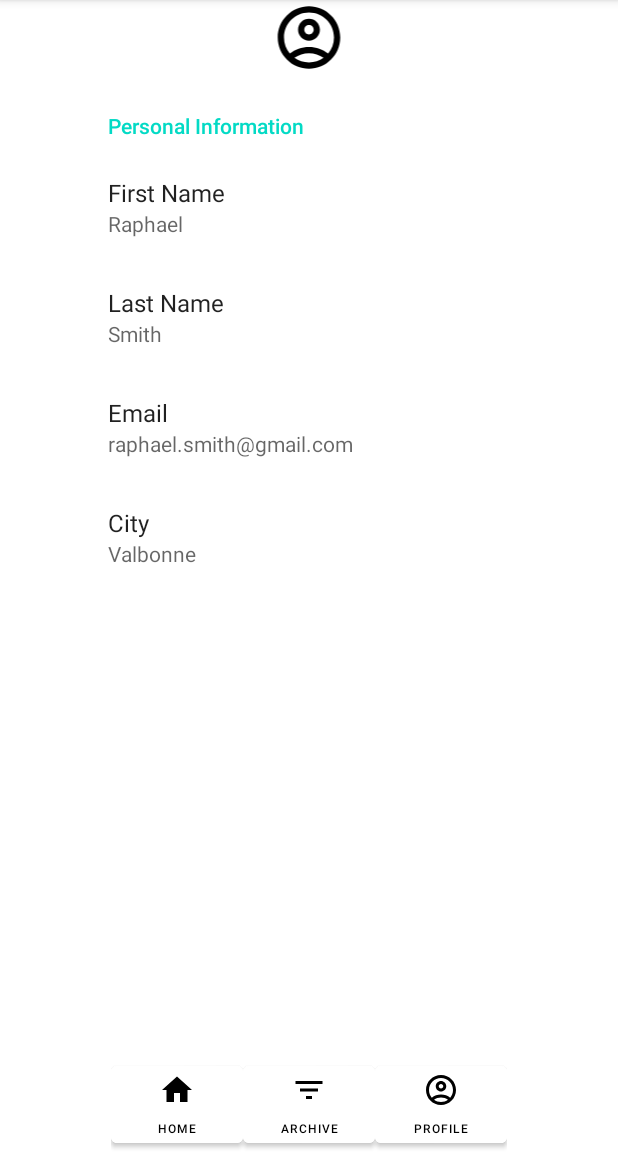
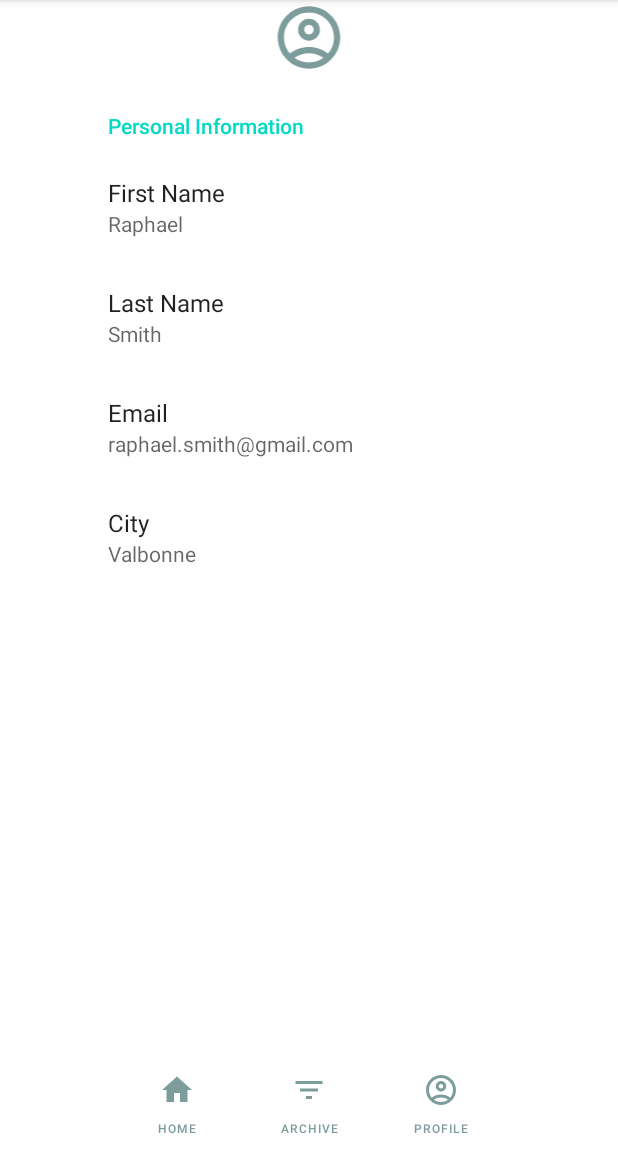
Before and after one commit to neoteristis/si3-ihm-cabum, an Android app: the ProfileFragment screen opened directly, with no data from a screen before it, on a phone screen of 412 x 824 dp, the part 84-1236 px from its top. Run offline under Robolectric (Android 15) with nearby library versions, the phone set to English and light mode, and no system bars; our stand-ins replace androidx.preference; 2 statements that could not run were skipped.

Commit message:
working navbar (without animation)

```diff
--- a/app/src/main/res/drawable/ic_archive_black.xml
+++ b/app/src/main/res/drawable/ic_archive_black.xml
@@ -4,6 +4,6 @@
     android:viewportWidth="24.0"
     android:viewportHeight="24.0">
   <path
-      android:fillColor="@color/black"
+      android:fillColor="#7D9D9C"
       android:pathData="M10,18h4v-2h-4v2zM3,6v2h18L21,6L3,6zM6,13h12v-2L6,11v2z"/>
 </vector>
--- a/app/src/main/res/drawable/ic_home_black_24dp.xml
+++ b/app/src/main/res/drawable/ic_home_black_24dp.xml
@@ -4,6 +4,6 @@
     android:viewportWidth="24.0"
     android:viewportHeight="24.0">
     <path
-        android:fillColor="#FF000000"
+        android:fillColor="#7D9D9C"
         android:pathData="M10,20v-6h4v6h5v-8h3L12,3 2,12h3v8z" />
 </vector>
--- a/app/src/main/res/drawable/ic_profile_black.xml
+++ b/app/src/main/res/drawable/ic_profile_black.xml
@@ -4,9 +4,9 @@
     android:viewportWidth="24.0"
     android:viewportHeight="24.0">
   <path
-      android:fillColor="@android:color/black"
+      android:fillColor="#7D9D9C"
       android:pathData="M12,2C6.48,2 2,6.48 2,12s4.48,10 10,10s10,-4.48 10,-10S17.52,2 12,2zM7.35,18.5C8.66,17.56 10.26,17 12,17s3.34,0.56 4.65,1.5C15.34,19.44 13.74,20 12,20S8.66,19.44 7.35,18.5zM18.14,17.12L18.14,17.12C16.45,15.8 14.32,15 12,15s-4.45,0.8 -6.14,2.12l0,0C4.7,15.73 4,13.95 4,12c0,-4.42 3.58,-8 8,-8s8,3.58 8,8C20,13.95 19.3,15.73 18.14,17.12z"/>
   <path
-      android:fillColor="@android:color/black"
+      android:fillColor="#7D9D9C"
       android:pathData="M12,6c-1.93,0 -3.5,1.57 -3.5,3.5S10.07,13 12,13s3.5,-1.57 3.5,-3.5S13.93,6 12,6zM12,11c-0.83,0 -1.5,-0.67 -1.5,-1.5S11.17,8 12,8s1.5,0.67 1.5,1.5S12.83,11 12,11z"/>
 </vector>
--- a/app/src/main/res/layout/fragment_navbar.xml
+++ b/app/src/main/res/layout/fragment_navbar.xml
@@ -16,12 +16,12 @@
             android:id="@+id/navigation_archive"
             android:layout_width="wrap_content"
             android:layout_height="wrap_content"
+            android:background="@android:color/transparent"
             android:drawableTop="@drawable/ic_archive_black"
             android:text="@string/title_archive"
             android:title="@string/title_archive"
             android:textSize="8sp"
-            android:backgroundTint="@color/white"
-            android:textColor="@color/black"
+            android:textColor="#7D9D9C"
             app:layout_constraintLeft_toLeftOf="@id/navbar"
             app:layout_constraintRight_toRightOf="@id/navbar"
             app:layout_constraintTop_toTopOf="@id/navbar" />
@@ -30,12 +30,12 @@
             android:layout_width="wrap_content"
             android:layout_height="wrap_content"
             android:id="@+id/navigation_home"
+            android:background="@android:color/transparent"
             android:drawableTop="@drawable/ic_home_black_24dp"
             android:title="@string/title_home"
             android:text="@string/title_home"
             android:textSize="8sp"
-            android:backgroundTint="@color/white"
-            android:textColor="@color/black"
+            android:textColor="#7D9D9C"
             app:layout_constraintLeft_toLeftOf="@id/navbar"
             app:layout_constraintTop_toTopOf="@id/navbar"
             app:layout_constraintRight_toLeftOf="@id/navigation_archive"
@@ -47,12 +47,12 @@
             android:layout_width="wrap_content"
             android:layout_height="wrap_content"
             android:id="@+id/navigation_profile"
+            android:background="@android:color/transparent"
             android:drawableTop="@drawable/ic_profile_black"
             android:text="@string/title_profile"
             android:title="@string/title_profile"
             android:textSize="8sp"
-            android:backgroundTint="@color/white"
-            android:textColor="@color/black"
+            android:textColor="#7D9D9C"
             app:layout_constraintRight_toRightOf="@id/navbar"
             app:layout_constraintTop_toTopOf="@id/navbar"
             app:layout_constraintLeft_toRightOf="@id/navigation_archive"/>
```
